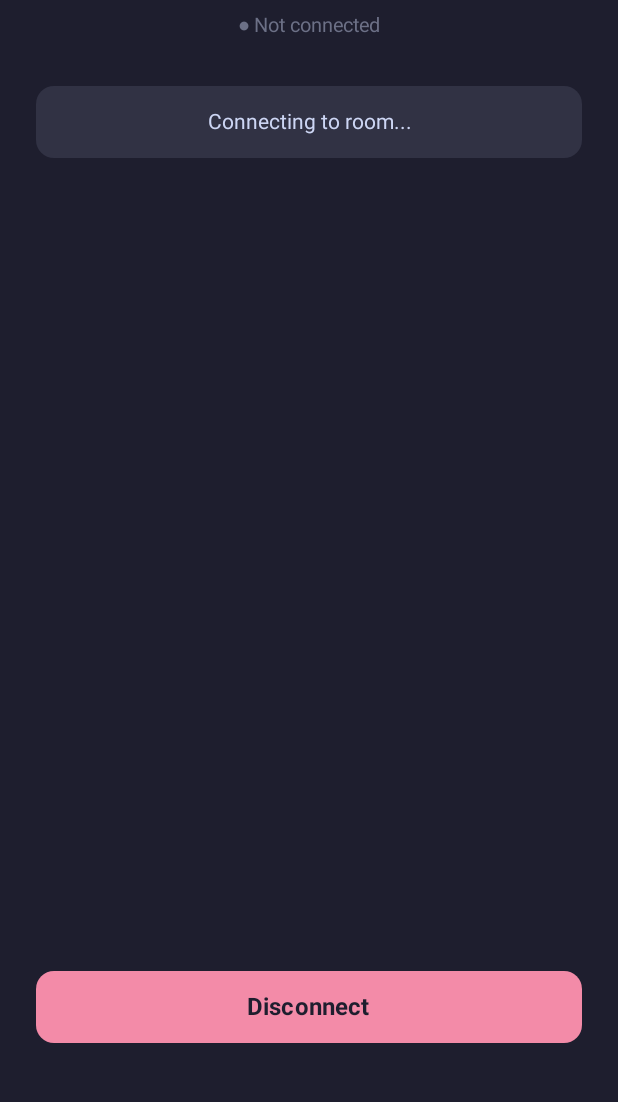
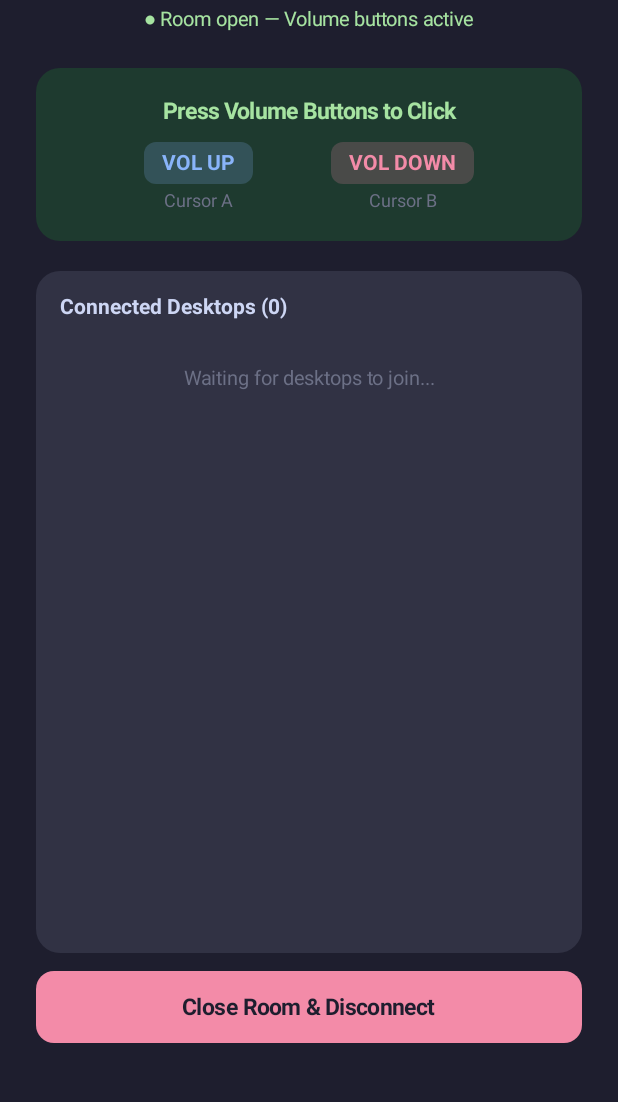
Before and after one commit to toolsrdx-bot/click-relay, an Android app built with Jetpack Compose: the composable MainScreen shown on its own in the app's theme, on a phone screen of 412 x 824 dp, the part 133-1235 px from its top. Run offline under Robolectric (Android 15) with nearby library versions, the phone set to English and light mode, and no system bars.

Commit message:
Fix Android app: controller flow (open room) instead of desktop join flow
Login → Open Room screen (set room password) → Room Active screen
(shows connected desktop list, volume buttons send clicks).
King and other controller accounts can now log in and open rooms.

Co-Authored-By: Claude Sonnet 4.6 <noreply@anthropic.com>

```diff
--- a/android-app/app/src/main/kotlin/com/clickrelay/ui/MainScreen.kt
+++ b/android-app/app/src/main/kotlin/com/clickrelay/ui/MainScreen.kt
@@ -2,9 +2,11 @@ package com.clickrelay.ui
 
 import androidx.compose.foundation.background
 import androidx.compose.foundation.layout.*
+import androidx.compose.foundation.lazy.LazyColumn
+import androidx.compose.foundation.lazy.items
 import androidx.compose.foundation.shape.RoundedCornerShape
 import androidx.compose.material3.*
-import androidx.compose.runtime.*
+import androidx.compose.runtime.Composable
 import androidx.compose.ui.Alignment
 import androidx.compose.ui.Modifier
 import androidx.compose.ui.graphics.Color
@@ -13,15 +15,15 @@ import androidx.compose.ui.text.style.TextAlign
 import androidx.compose.ui.unit.dp
 import androidx.compose.ui.unit.sp
 import com.clickrelay.MainUiState
-import com.clickrelay.network.ConnectionState
+import com.clickrelay.network.Desktop
 
-private val BackgroundColor = Color(0xFF1E1E2E)
-private val SurfaceColor    = Color(0xFF313244)
-private val GreenColor      = Color(0xFFA6E3A1)
-private val RedColor        = Color(0xFFF38BA8)
-private val BlueColor       = Color(0xFF89B4FA)
-private val TextColor       = Color(0xFFCDD6F4)
-private val SubtextColor    = Color(0xFF6C7086)
+private val BG    = Color(0xFF1E1E2E)
+private val SURF  = Color(0xFF313244)
+private val GREEN = Color(0xFFA6E3A1)
+private val RED   = Color(0xFFF38BA8)
+private val BLUE  = Color(0xFF89B4FA)
+private val TEXT  = Color(0xFFCDD6F4)
+private val SUB   = Color(0xFF6C7086)
 
 @Composable
 fun MainScreen(
@@ -31,58 +33,68 @@ fun MainScreen(
     Column(
         modifier = Modifier
             .fillMaxSize()
-            .background(BackgroundColor)
+            .background(BG)
             .padding(24.dp),
         horizontalAlignment = Alignment.CenterHorizontally,
     ) {
         Spacer(Modifier.height(32.dp))
 
-        Text(
-            text = "Gorilla Controller",
-            fontSize = 28.sp,
-            fontWeight = FontWeight.Bold,
-            color = TextColor,
-        )
+        Text("Gorilla Controller", fontSize = 28.sp, fontWeight = FontWeight.Bold, color = TEXT)
+        Spacer(Modifier.height(4.dp))
+        Text("● Room open — Volume buttons active", color = GREEN, fontSize = 13.sp)
 
-        Spacer(Modifier.height(8.dp))
+        Spacer(Modifier.height(24.dp))
 
-        StatusIndicator(uiState.connectionState, uiState.isActive)
-
-        Spacer(Modifier.height(32.dp))
-
-        if (uiState.isActive) {
-            ActivePanel()
-            Spacer(Modifier.height(16.dp))
+        // Volume button guide
+        Surface(color = Color(0xFF1E3A2F), shape = RoundedCornerShape(16.dp), modifier = Modifier.fillMaxWidth()) {
+            Column(modifier = Modifier.padding(20.dp), horizontalAlignment = Alignment.CenterHorizontally) {
+                Text("Press Volume Buttons to Click", color = GREEN, fontWeight = FontWeight.Bold, fontSize = 15.sp)
+                Spacer(Modifier.height(12.dp))
+                Row(modifier = Modifier.fillMaxWidth(), horizontalArrangement = Arrangement.SpaceEvenly) {
+                    CursorChip("VOL UP", "Cursor A", BLUE)
+                    CursorChip("VOL DOWN", "Cursor B", RED)
+                }
+            }
         }
 
-        Surface(
-            color = SurfaceColor,
-            shape = RoundedCornerShape(12.dp),
-            modifier = Modifier.fillMaxWidth(),
-        ) {
-            Text(
-                text = uiState.statusMessage,
-                color = TextColor,
-                fontSize = 14.sp,
-                textAlign = TextAlign.Center,
-                modifier = Modifier.padding(16.dp),
-            )
+        Spacer(Modifier.height(20.dp))
+
+        // Desktop list
+        Surface(color = SURF, shape = RoundedCornerShape(16.dp), modifier = Modifier.fillMaxWidth().weight(1f)) {
+            Column(modifier = Modifier.padding(16.dp)) {
+                Text(
+                    "Connected Desktops (${uiState.desktops.size})",
+                    color = TEXT, fontWeight = FontWeight.Bold, fontSize = 14.sp,
+                )
+                Spacer(Modifier.height(8.dp))
+                if (uiState.desktops.isEmpty()) {
+                    Box(modifier = Modifier.fillMaxWidth().padding(vertical = 24.dp), contentAlignment = Alignment.Center) {
+                        Text("Waiting for desktops to join...", color = SUB, fontSize = 13.sp, textAlign = TextAlign.Center)
+                    }
+                } else {
+                    LazyColumn(verticalArrangement = Arrangement.spacedBy(8.dp)) {
+                        items(uiState.desktops) { desktop ->
+                            DesktopItem(desktop)
+                        }
+                    }
+                }
+            }
         }
 
+        Spacer(Modifier.height(12.dp))
+
         if (uiState.lastClickInfo.isNotEmpty()) {
+            Text(uiState.lastClickInfo, color = GREEN, fontSize = 13.sp)
             Spacer(Modifier.height(8.dp))
-            Text(text = uiState.lastClickInfo, color = GreenColor, fontSize = 13.sp)
         }
-
-        Spacer(Modifier.weight(1f))
 
         Button(
             onClick = onDisconnect,
-            colors = ButtonDefaults.buttonColors(containerColor = RedColor, contentColor = BackgroundColor),
+            colors = ButtonDefaults.buttonColors(containerColor = RED, contentColor = BG),
             modifier = Modifier.fillMaxWidth().height(48.dp),
             shape = RoundedCornerShape(12.dp),
         ) {
-            Text("Disconnect", fontWeight = FontWeight.Bold, fontSize = 16.sp)
+            Text("Close Room & Disconnect", fontWeight = FontWeight.Bold, fontSize = 15.sp)
         }
 
         Spacer(Modifier.height(16.dp))
@@ -90,36 +102,15 @@ fun MainScreen(
 }
 
 @Composable
-private fun StatusIndicator(state: ConnectionState, isActive: Boolean) {
-    val (color, label) = when {
-        isActive -> GreenColor to "● Active — Volume buttons ready"
-        state == ConnectionState.CONNECTED -> BlueColor to "● Connected — joining room..."
-        state == ConnectionState.CONNECTING -> Color(0xFFFAB387) to "● Connecting..."
-        else -> SubtextColor to "● Not connected"
-    }
-    Text(text = label, color = color, fontSize = 13.sp)
-}
-
-@Composable
-private fun ActivePanel() {
-    Surface(
-        color = Color(0xFF1E3A2F),
-        shape = RoundedCornerShape(16.dp),
-        modifier = Modifier.fillMaxWidth(),
-    ) {
-        Column(
-            modifier = Modifier.padding(20.dp),
-            horizontalAlignment = Alignment.CenterHorizontally,
+private fun DesktopItem(desktop: Desktop) {
+    Surface(color = Color(0xFF45475A), shape = RoundedCornerShape(10.dp), modifier = Modifier.fillMaxWidth()) {
+        Row(
+            modifier = Modifier.padding(horizontal = 14.dp, vertical = 10.dp),
+            verticalAlignment = Alignment.CenterVertically,
         ) {
-            Text("Volume Buttons Active", color = GreenColor, fontWeight = FontWeight.Bold, fontSize = 16.sp)
-            Spacer(Modifier.height(12.dp))
-            Row(
-                modifier = Modifier.fillMaxWidth(),
-                horizontalArrangement = Arrangement.SpaceEvenly,
-            ) {
-                CursorChip("VOL UP", "Cursor A", BlueColor)
-                CursorChip("VOL DOWN", "Cursor B", RedColor)
-            }
+            Text("●", color = GREEN, fontSize = 12.sp)
+            Spacer(Modifier.width(8.dp))
+            Text(desktop.deviceName, color = TEXT, fontSize = 14.sp, modifier = Modifier.weight(1f))
         }
     }
 }
@@ -128,12 +119,10 @@ private fun ActivePanel() {
 private fun CursorChip(key: String, label: String, color: Color) {
     Column(horizontalAlignment = Alignment.CenterHorizontally) {
         Surface(color = color.copy(alpha = 0.2f), shape = RoundedCornerShape(8.dp)) {
-            Text(
-                key, color = color, fontWeight = FontWeight.Bold,
-                modifier = Modifier.padding(horizontal = 12.dp, vertical = 6.dp),
-            )
+            Text(key, color = color, fontWeight = FontWeight.Bold,
+                modifier = Modifier.padding(horizontal = 12.dp, vertical = 6.dp))
         }
         Spacer(Modifier.height(4.dp))
-        Text(label, color = SubtextColor, fontSize = 12.sp)
+        Text(label, color = SUB, fontSize = 12.sp)
     }
 }
```
Also changed, not shown: android-app/app/src/main/kotlin/com/clickrelay/MainActivity.kt (+9 -5 lines), android-app/app/src/main/kotlin/com/clickrelay/MainViewModel.kt (+48 -41 lines), android-app/app/src/main/kotlin/com/clickrelay/network/RelayWebSocket.kt (+25 -23 lines), android-app/app/src/main/kotlin/com/clickrelay/ui/LoginScreen.kt (+27 -49 lines), android-app/app/src/main/kotlin/com/clickrelay/ui/OpenRoomScreen.kt (added, +95 -0 lines).
